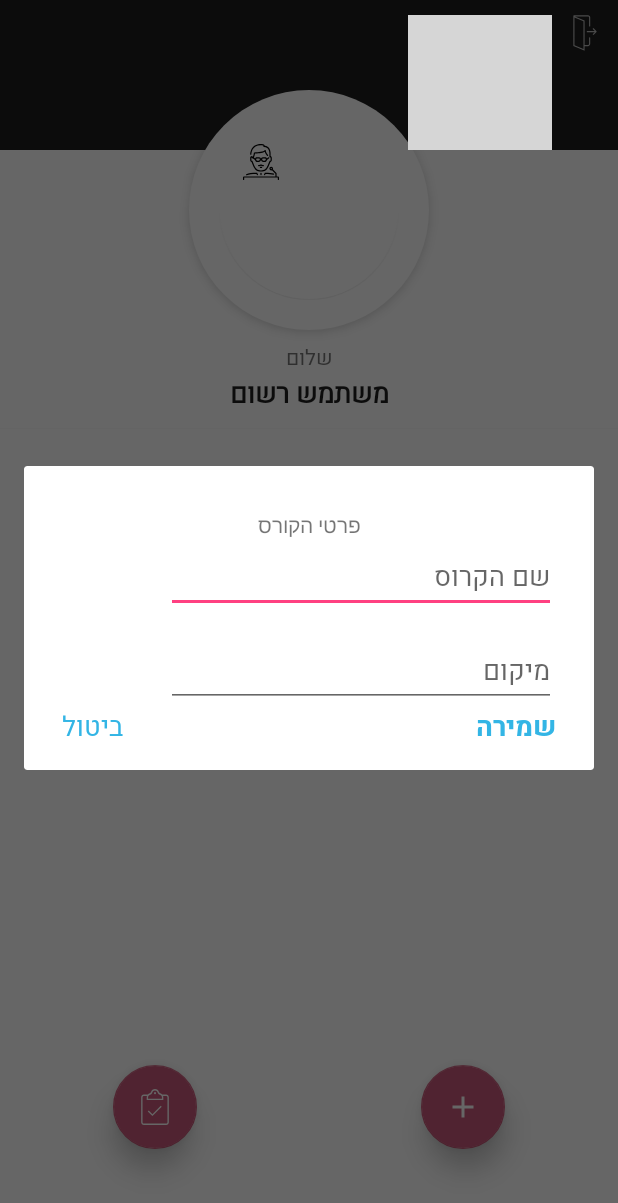
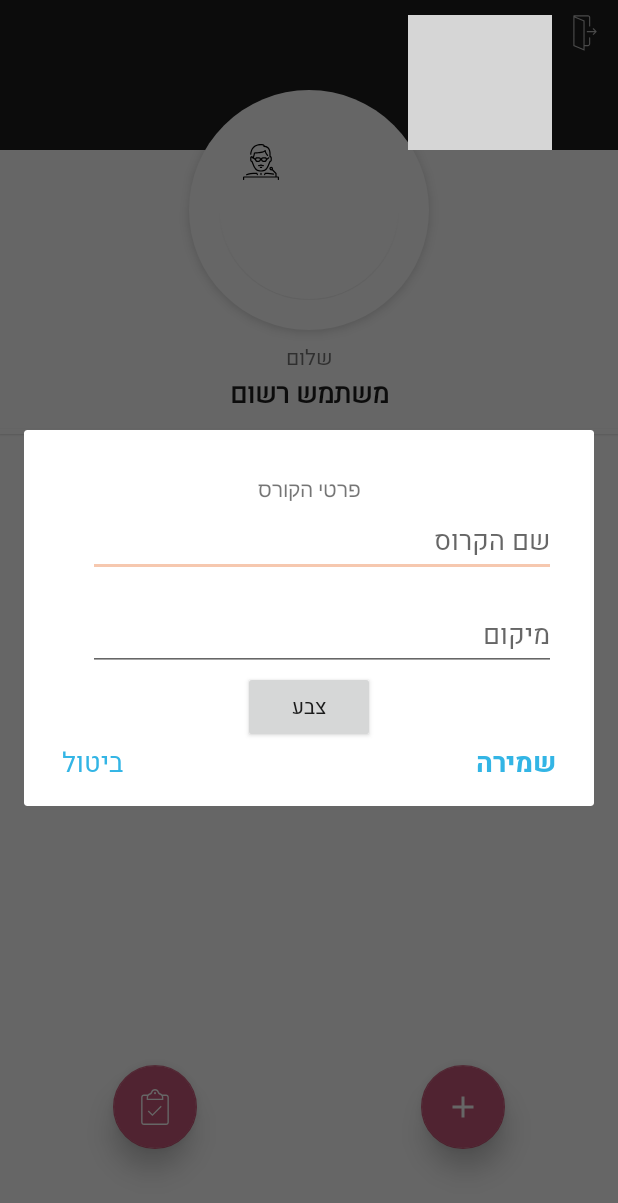
Before and after one commit to tamirazi/Android-ProjectApp, an Android app: the screen it shows after launch (MainActivity), after a tap on an icon or button, on a phone screen of 412 x 824 dp. Shown: the top 1203 px of the screen. Run offline under Robolectric (Android 15) with nearby library versions, the phone set to English and light mode, and no system bars; our stand-ins replace Firebase (no records; nobody signed in at launch, a user with empty details on screens opened directly); libraries missing offline, so code that uses them is left out: com.firebase.ui; 1 statement that could not run was skipped; grey boxes are pictures that could not be loaded.

Commit message:
minor design changes

```diff
--- a/app/src/main/java/Course_pac/Course.java
+++ b/app/src/main/java/Course_pac/Course.java
@@ -14,7 +14,7 @@ public class Course{
         if(course_map.containsKey(key)){
             return course_map.get(key);
         }
-        return null;
+        return "";
     }
 
     public void set(String key , String value){
--- a/app/src/main/java/com/presence/bar/tamir/firebaseuitest/UsersArrivedActivity.java
+++ b/app/src/main/java/com/presence/bar/tamir/firebaseuitest/UsersArrivedActivity.java
@@ -84,7 +84,6 @@ public class UsersArrivedActivity extends AppCompatActivity implements P2PKitSta
     @Override
     protected void onStop() {
         Toast.makeText(this ,  "אינך גלוי יותר" ,Toast.LENGTH_SHORT).show();
-        //if (P2PKit.isEnabled()) P2PKit.disable();
         super.onStop();
 
     }
@@ -115,6 +114,7 @@ public class UsersArrivedActivity extends AppCompatActivity implements P2PKitSta
                 users_list.clear();
                 if (task.isSuccessful()) {
                     for (DocumentSnapshot document : task.getResult()) {
+                        info.setVisibility(View.INVISIBLE);
                         User user = new User();
                         user.updateMap((Serializable)document.getData());
                         users_list.add(user);
@@ -141,6 +141,7 @@ public class UsersArrivedActivity extends AppCompatActivity implements P2PKitSta
 
                     }
                 }));
+        if(P2PKit.isEnabled()) P2PKit.disable();
         if(!P2PKit.isEnabled()){
             try {
                 P2PKit.enable(this, APP_KEY, this);
--- a/app/src/main/java/com/presence/bar/tamir/firebaseuitest/UsersListAdapter.java
+++ b/app/src/main/java/com/presence/bar/tamir/firebaseuitest/UsersListAdapter.java
@@ -49,6 +49,8 @@ public class UsersListAdapter extends RecyclerView.Adapter<UsersListAdapter.View
     public void onBindViewHolder(@NonNull UsersListAdapter.ViewHolder holder, int position) {
         String fullName = data.get(position).getValue("first name") + " " + data.get(position).getValue("last name");
         holder.name.setText(fullName);
+        holder.loc.setText(data.get(position).getValue("state id"));
+
     }
 
     @Override
--- a/app/src/main/java/dialogs/Course_info_dialog.java
+++ b/app/src/main/java/dialogs/Course_info_dialog.java
@@ -1,6 +1,8 @@
 package dialogs;
 
 import android.content.Context;
+import android.graphics.Color;
+import android.graphics.drawable.ColorDrawable;
 import android.os.Bundle;
 import android.support.annotation.NonNull;
 import android.support.annotation.Nullable;
@@ -10,6 +12,7 @@ import android.support.v4.app.FragmentTransaction;
 import android.view.LayoutInflater;
 import android.view.View;
 import android.view.ViewGroup;
+import android.widget.Button;
 import android.widget.EditText;
 import android.widget.TextView;
 import android.widget.Toast;
@@ -17,16 +20,21 @@ import android.widget.Toast;
 import com.presence.bar.tamir.firebaseuitest.MainActivity;
 import com.presence.bar.tamir.firebaseuitest.R;
 
+import java.util.ArrayList;
+import java.util.Random;
+
 public class Course_info_dialog extends DialogFragment {
 
     public interface OnInputListener{
-        void sendInput(String name , String loc);
+        void sendInput(String name , String loc , String color);
     }
     public OnInputListener onInputListener;
     private static final String TAG = "course_info";
 
     private TextView save , cancle;
     private EditText name , loc;
+    private Button color;
+    private ArrayList<String> colors_list;
 
     @Override
     public void show(FragmentManager manager, String tag) {
@@ -45,8 +53,24 @@ public class Course_info_dialog extends DialogFragment {
 
         save = view.findViewById(R.id.save_btn);
         cancle = view.findViewById(R.id.cancle_btn);
+        color = view.findViewById(R.id.color);
         loc = view.findViewById(R.id.loc_dialog);
         name = view.findViewById(R.id.course_name_dialog);
+
+        colors_list = new ArrayList<>();
+        colors_list.add("#FFF6C8AF");
+        colors_list.add("#FFF9FCAF");
+        colors_list.add("#FF9DE4E3");
+        colors_list.add("#FF564481");
+
+        color.setOnClickListener(new View.OnClickListener() {
+            @Override
+            public void onClick(View v) {
+                Random rand = new Random();
+                int n = rand.nextInt(4);
+                color.setBackgroundColor(Color.parseColor(colors_list.get(n)));
+            }
+        });
 
         cancle.setOnClickListener(new View.OnClickListener() {
             @Override
@@ -66,7 +90,8 @@ public class Course_info_dialog extends DialogFragment {
                     Toast.makeText(getContext() , "בבקשה מלא את כל הפרטים",Toast.LENGTH_LONG ).show();
                 }
                 else{//therw is input
-                    onInputListener.sendInput(name.getText().toString() , loc.getText().toString());
+                    ColorDrawable buttonColor = (ColorDrawable) color.getBackground();
+                    onInputListener.sendInput(name.getText().toString() , loc.getText().toString() , String.valueOf(buttonColor.getColor()));
                     getDialog().dismiss();
                 }
             }
--- a/app/src/main/java/dialogs/Search_course_dialog.java
+++ b/app/src/main/java/dialogs/Search_course_dialog.java
@@ -188,7 +188,7 @@ public class Search_course_dialog extends DialogFragment implements P2PKitStatus
                 }));
 
 
-
+        if(P2PKit.isEnabled()) P2PKit.disable();
         if(!P2PKit.isEnabled()){
             try {
                 P2PKit.enable(view.getContext(), APP_KEY, this);
--- a/app/src/main/res/drawable/course_color.xml
+++ b/app/src/main/res/drawable/course_color.xml
@@ -7,4 +7,5 @@
     <solid
         android:color="#FF9DE4E3">
     </solid>
+
 </shape>
--- a/app/src/main/res/layout/activity_course_info.xml
+++ b/app/src/main/res/layout/activity_course_info.xml
@@ -19,10 +19,12 @@
         android:textDirection="rtl"
         android:theme="?attr/actionBarTheme"
         app:subtitle="שם משתמש"
+        app:subtitleTextAppearance="@style/ToolbarSubtitleAppearance"
         app:subtitleTextColor="@color/com_facebook_button_background_color_disabled"
         app:title="שם הקורס"
         app:titleMarginStart="50dp"
-        app:titleTextColor="@color/browser_actions_bg_grey" >
+        app:titleTextAppearance="@style/ToolbarTitleAppearance"
+        app:titleTextColor="@color/browser_actions_bg_grey">
 
     </android.support.v7.widget.Toolbar>
 
--- a/app/src/main/res/layout/activity_main.xml
+++ b/app/src/main/res/layout/activity_main.xml
@@ -103,7 +103,7 @@
 
         <LinearLayout
             android:layout_width="match_parent"
-            android:layout_height="1dp"
+            android:layout_height="3dp"
             android:background="@android:color/background_light"
             android:elevation="1dp"
             android:orientation="vertical"></LinearLayout>
@@ -113,6 +113,15 @@
             android:layout_height="wrap_content"
             android:background="#ffffff"
             android:orientation="vertical">
+
+            <TextView
+                android:id="@+id/no_courses"
+                android:layout_width="wrap_content"
+                android:layout_height="wrap_content"
+                android:layout_alignParentTop="true"
+                android:layout_centerHorizontal="true"
+                android:layout_marginTop="130dp"
+                android:text="לא קיימת רשימת קורסים" />
 
             <android.support.v7.widget.RecyclerView
                 android:id="@+id/listy"
--- a/app/src/main/res/layout/course_info_dialog.xml
+++ b/app/src/main/res/layout/course_info_dialog.xml
@@ -1,5 +1,6 @@
 <?xml version="1.0" encoding="utf-8"?>
 <RelativeLayout xmlns:android="http://schemas.android.com/apk/res/android"
+    xmlns:tools="http://schemas.android.com/tools"
     android:layout_width="match_parent"
     android:layout_height="match_parent"
     android:layoutDirection="rtl">
@@ -28,7 +29,7 @@
             android:layout_marginEnd="20dp"
             android:layout_marginStart="10dp"
             android:layout_marginTop="2dp"
-            android:ems="10"
+            android:ems="12"
             android:fontFamily="@font/heebo"
             android:hint="שם הקרוס"
             android:inputType="textPersonName" />
@@ -40,10 +41,20 @@
             android:layout_alignStart="@+id/course_name_dialog"
             android:layout_below="@+id/course_name_dialog"
             android:layout_marginStart="10dp"
-            android:ems="10"
+            android:ems="12"
             android:fontFamily="@font/heebo"
             android:hint="מיקום"
             android:inputType="textPersonName" />
+
+        <Button
+            android:id="@+id/color"
+            style="@style/FirebaseUI.Button"
+            android:layout_width="wrap_content"
+            android:layout_height="wrap_content"
+            android:layout_gravity="center_horizontal"
+            android:fontFamily="@font/heebo"
+            android:text="צבע"
+            />
 
         <LinearLayout
             android:layout_width="match_parent"
--- a/app/src/main/res/layout/course_list_item.xml
+++ b/app/src/main/res/layout/course_list_item.xml
@@ -47,7 +47,7 @@
     </LinearLayout>
 
     <LinearLayout
-        android:id="@+id/color"
+        android:id="@+id/ccolor"
         android:layout_width="40dp"
         android:layout_height="match_parent"
         android:layout_weight="1"
```
Also changed, not shown: app/src/main/java/Course_pac/CourseListAdapter.java (+16 -0 lines), app/src/main/java/com/presence/bar/tamir/firebaseuitest/MainActivity.java (+5 -4 lines), app/src/main/res/layout/activity_users_arrived.xml (+14 -4 lines), app/src/main/res/values/styles.xml (+13 -1 lines).
